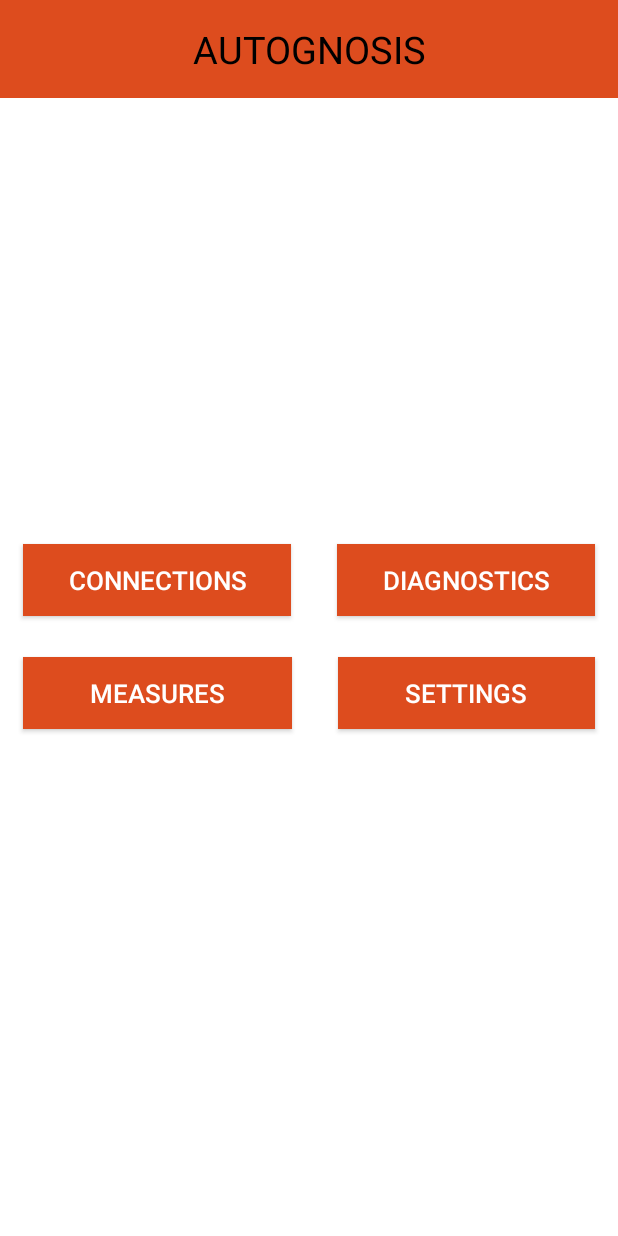
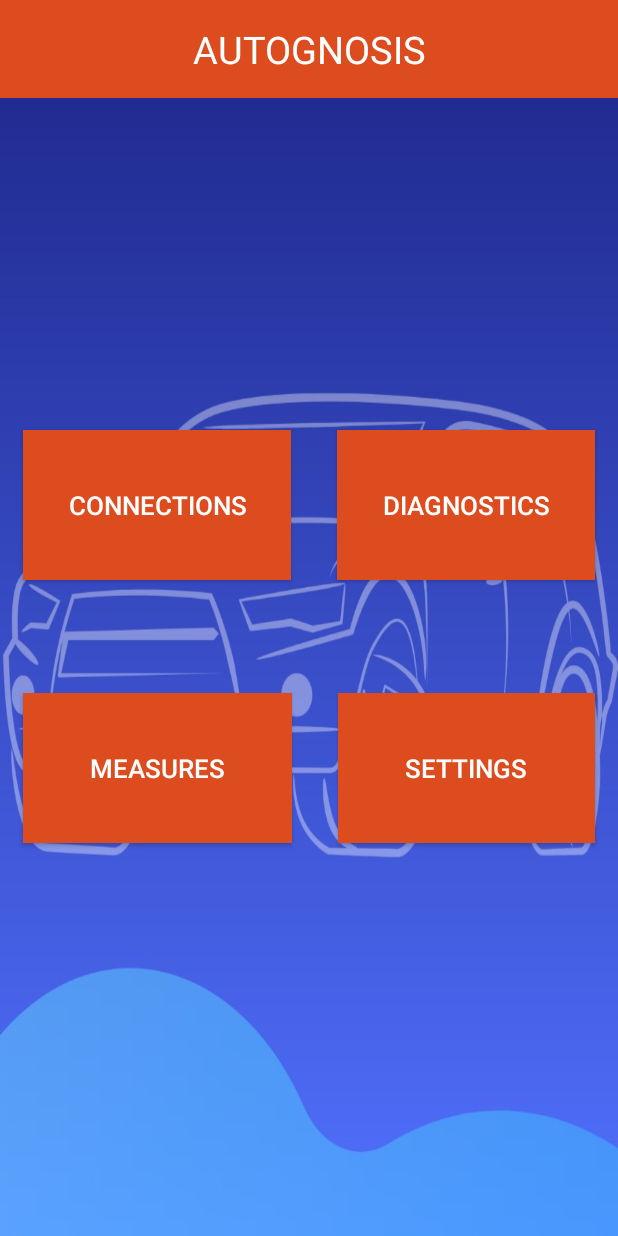
Before and after one commit to Abhinav-Shekhar/Auto_Java, an Android app: the screen it shows after launch (MainActivity), on a phone screen of 412 x 824 dp. Run offline under Robolectric (Android 15) with nearby library versions, the phone set to English and light mode, and no system bars.

Commit message:
changed the home page button sizes and bg color

```diff
--- a/app/src/main/res/layout/activity_main.xml
+++ b/app/src/main/res/layout/activity_main.xml
@@ -5,7 +5,7 @@
     android:layout_width="match_parent"
     android:layout_height="match_parent"
     tools:context=".MainActivity"
-    android:background="#fff"
+    android:background="@drawable/car"
     >
 
 
@@ -18,27 +18,26 @@
         android:layout_gravity="center"
         android:textSize="25dp"
         android:textAlignment="center"
-        android:textColor="#000"
+        android:textColor="#fff"
         />
 
     <LinearLayout
         android:layout_width="match_parent"
         android:layout_height="match_parent"
         android:orientation="horizontal"
-        android:paddingBottom="50dp"
+        android:layout_marginBottom="150dp"
         >
 
         <Button
             android:id="@+id/firstbutton"
             android:layout_width="wrap_content"
-            android:layout_height="wrap_content"
+            android:layout_height="100dp"
             android:background="#DD4C1E"
-            android:paddingHorizontal="20dp"
+            android:paddingHorizontal="18dp"
             android:text="Connections"
             android:textColor="#fff"
             android:textSize="17dp"
             android:layout_gravity="center"
-
             android:layout_weight="1"
             android:layout_marginVertical="10dp"
             android:layout_marginHorizontal="15dp"
@@ -47,10 +46,10 @@
         <Button
             android:id="@+id/secondbutton"
             android:layout_width="wrap_content"
-            android:layout_height="wrap_content"
+            android:layout_height="100dp"
             android:layout_gravity="center"
             android:background="#DD4C1E"
-            android:paddingHorizontal="20dp"
+            android:paddingHorizontal="18dp"
             android:text="Diagnostics"
             android:textColor="#fff"
             android:layout_weight="1"
@@ -65,19 +64,18 @@
         android:layout_width="match_parent"
         android:layout_height="match_parent"
         android:orientation="horizontal"
-        android:paddingTop="100dp">
+        android:paddingTop="200dp">
 
         <Button
             android:id="@+id/thirdbutton"
             android:layout_width="wrap_content"
-            android:layout_height="wrap_content"
+            android:layout_height="100dp"
             android:background="#DD4C1E"
-            android:paddingHorizontal="20dp"
+            android:paddingHorizontal="18dp"
             android:text="Measures"
             android:textColor="#fff"
             android:textSize="17dp"
             android:layout_gravity="center"
-
             android:layout_weight="1"
             android:layout_marginVertical="10dp"
             android:layout_marginHorizontal="15dp"
@@ -86,10 +84,10 @@
         <Button
             android:id="@+id/fourthbutton"
             android:layout_width="wrap_content"
-            android:layout_height="wrap_content"
+            android:layout_height="100dp"
             android:layout_gravity="center"
             android:background="#DD4C1E"
-            android:paddingHorizontal="20dp"
+            android:paddingHorizontal="18dp"
             android:text="Settings"
             android:textColor="#fff"
             android:layout_weight="1"
```
Also changed, not shown: app/src/main/res/drawable/car.jpeg (added).
